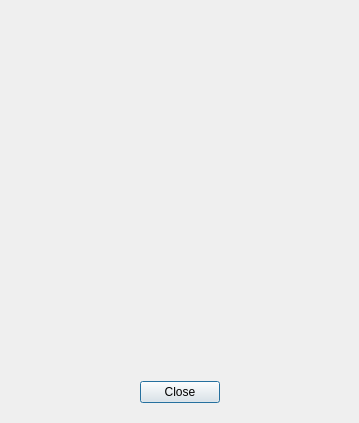
First picture: the form in qt-ui/about.ui, repository subsurface/subsurface, before the edit.
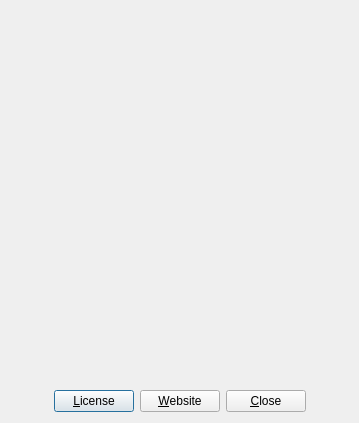
Second picture: the form after the edit. Icons and pictures are not drawn.

Commit message:
SubsurfaceAbout class cleanup.
Main change is that now SubsurfaceAbout doesn't have instance object, but
it constructs and destructs dynamically.

 * Remove the static SubsurfaceAbout::instance() class member
 * construct/destruct about dialog on demand
 * Other small aboutbox cleanups.

The edit to the form file:
```diff
--- a/qt-ui/about.ui
+++ b/qt-ui/about.ui
@@ -29,22 +29,7 @@
   <property name="modal">
    <bool>true</bool>
   </property>
-  <layout class="QVBoxLayout" name="verticalLayout_2">
-   <property name="spacing">
-    <number>20</number>
-   </property>
-   <property name="leftMargin">
-    <number>30</number>
-   </property>
-   <property name="topMargin">
-    <number>30</number>
-   </property>
-   <property name="rightMargin">
-    <number>30</number>
-   </property>
-   <property name="bottomMargin">
-    <number>20</number>
-   </property>
+  <layout class="QVBoxLayout" name="verticalLayout" stretch="0,1,0">
    <item>
     <widget class="QLabel" name="subsurfaceIcon">
      <property name="text">
@@ -75,17 +60,55 @@
     </widget>
    </item>
    <item>
-    <widget class="QDialogButtonBox" name="buttonBox">
-     <property name="orientation">
-      <enum>Qt::Horizontal</enum>
-     </property>
-     <property name="standardButtons">
-      <set>QDialogButtonBox::Close</set>
-     </property>
-     <property name="centerButtons">
-      <bool>true</bool>
-     </property>
-    </widget>
+    <layout class="QHBoxLayout" name="horizontalLayout">
+     <item>
+      <spacer name="horizontalSpacer">
+       <property name="orientation">
+        <enum>Qt::Horizontal</enum>
+       </property>
+       <property name="sizeHint" stdset="0">
+        <size>
+         <width>40</width>
+         <height>20</height>
+        </size>
+       </property>
+      </spacer>
+     </item>
+     <item>
+      <widget class="QPushButton" name="licenseButton">
+       <property name="text">
+        <string>&amp;License</string>
+       </property>
+      </widget>
+     </item>
+     <item>
+      <widget class="QPushButton" name="websiteButton">
+       <property name="text">
+        <string>&amp;Website</string>
+       </property>
+      </widget>
+     </item>
+     <item>
+      <widget class="QPushButton" name="closeButton">
+       <property name="text">
+        <string>&amp;Close</string>
+       </property>
+      </widget>
+     </item>
+     <item>
+      <spacer name="horizontalSpacer_2">
+       <property name="orientation">
+        <enum>Qt::Horizontal</enum>
+       </property>
+       <property name="sizeHint" stdset="0">
+        <size>
+         <width>40</width>
+         <height>20</height>
+        </size>
+       </property>
+      </spacer>
+     </item>
+    </layout>
    </item>
   </layout>
  </widget>
```
Left out of the diff: 16 changed lines with no effect on the pictures. The commit also changes 3 other files.
